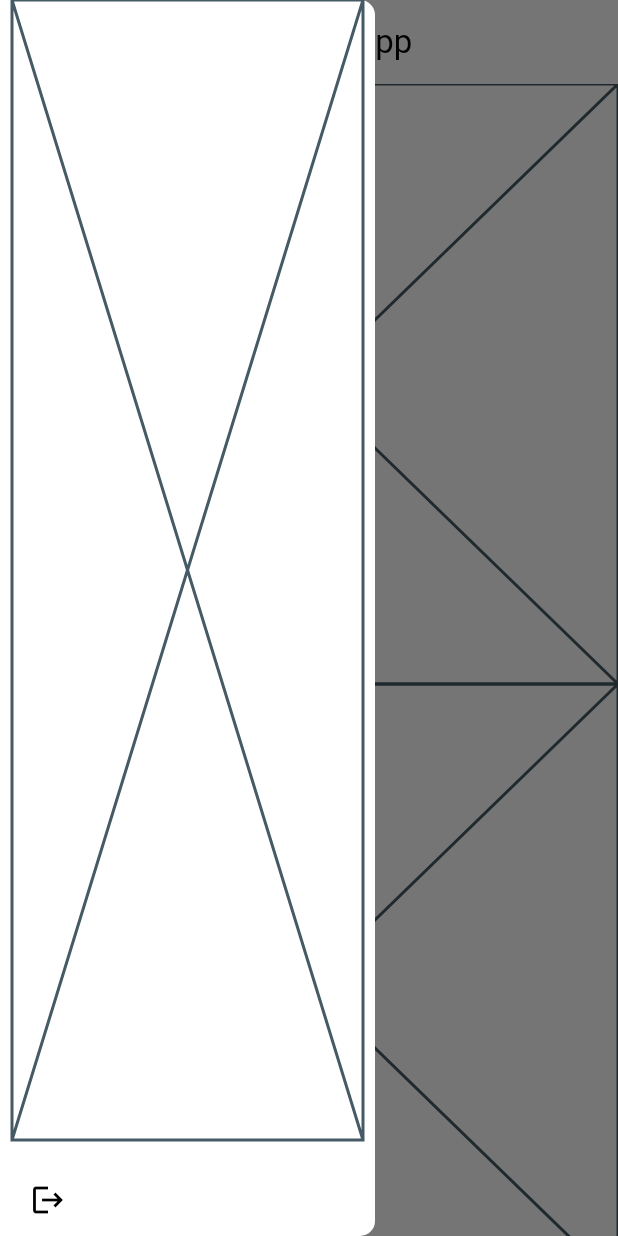
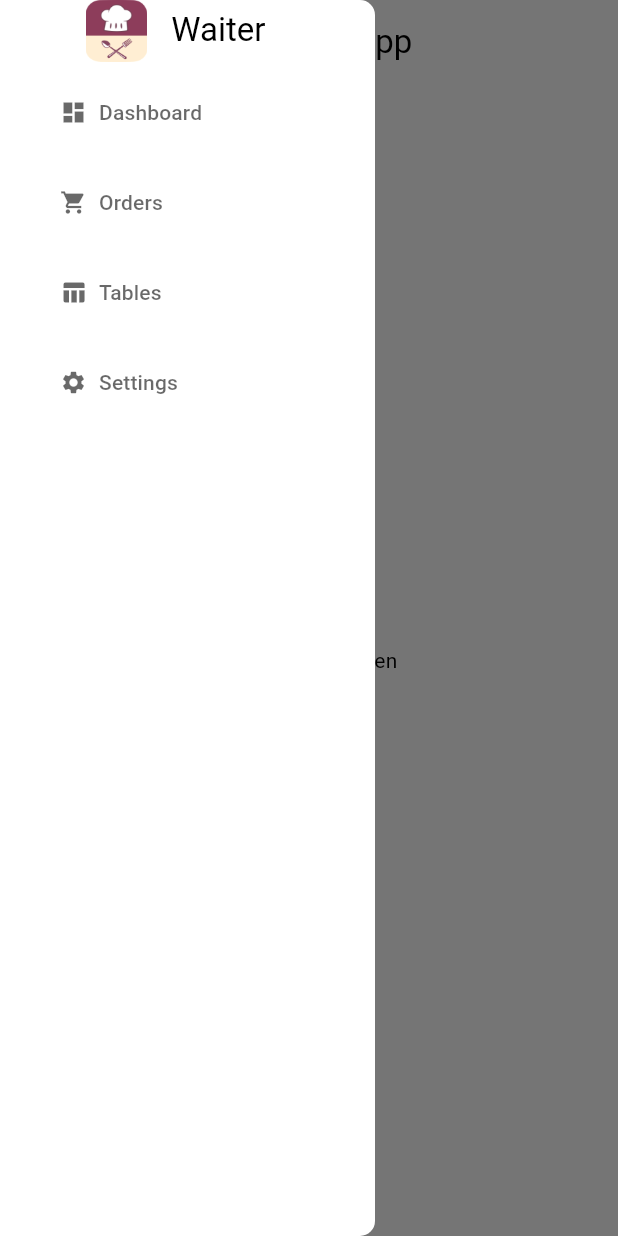
Before and after one commit to RKOrtega94/restaurant_waiter_app, a Flutter app: the screen it shows after launch, with the side drawer open, on a phone screen of 412 x 824 dp. Run offline on Flutter 3.47's test engine with Material 3 defaults, Android fonts, the phone set to English and light mode, and no system bars; our stand-ins replace hooks_riverpod, riverpod_annotation; generated files the repository leaves out were written again.

Commit message:
Add side navigation with localized labels and logo; update asset paths

````diff
--- a/lib/core/app/theme/button_styles.dart
+++ b/lib/core/app/theme/button_styles.dart
@@ -1,3 +1,5 @@
+import 'package:flutter/material.dart';
+
 enum ButtonType {
   primary,
   secondary,
@@ -10,4 +12,53 @@ enum ButtonType {
   dark,
   link,
   none,
+  ghost,
 }
+
+class AppButtonStyle {
+  static ButtonStyle getStyle(BuildContext context, ButtonType buttonType) {
+    Color backgroundColor;
+    Color foregroundColor;
+
+    switch (buttonType) {
+      case ButtonType.primary:
+        backgroundColor = Theme.of(context).primaryColor;
+        foregroundColor = Theme.of(context).colorScheme.onPrimary;
+        break;
+      case ButtonType.secondary:
+      case ButtonType.tertiary:
+      case ButtonType.danger:
+      case ButtonType.warning:
+      case ButtonType.success:
+      case ButtonType.info:
+      case ButtonType.light:
+      case ButtonType.dark:
+      case ButtonType.link:
+        backgroundColor = Colors.transparent;
+        foregroundColor = Theme.of(context).colorScheme.onSurface;
+        break;
+      case ButtonType.none:
+        backgroundColor = Colors.transparent;
+        foregroundColor = Theme.of(context).colorScheme.onSurface;
+        break;
+      case ButtonType.ghost:
+        backgroundColor = Theme.of(context).brightness == Brightness.light
+            ? Colors.white
+            : Colors.black;
+        foregroundColor = Theme.of(context).colorScheme.onSurface;
+        break;
+    }
+
+    return ButtonStyle(
+      backgroundColor: WidgetStatePropertyAll(backgroundColor),
+      foregroundColor: WidgetStateProperty.resolveWith<Color>(
+        (Set<WidgetState> states) {
+          if (states.contains(WidgetState.disabled)) {
+            return Theme.of(context).colorScheme.onSurface.withAlpha(150);
+          }
+          return foregroundColor;
+        },
+      ),
+    );
+  }
+}
--- /dev/null
+++ b/lib/core/constants/app_images.dart
@@ -0,0 +1,3 @@
+class AppImages {
+  static const String logo = 'assets/logo.png';
+}
--- a/lib/features/dashboard/presentation/screen/dashboard_screen.dart
+++ b/lib/features/dashboard/presentation/screen/dashboard_screen.dart
@@ -13,58 +13,9 @@ class DashboardScreen extends StatelessWidget {
 
   @override
   Widget build(BuildContext context) {
-    return MainLayout(
-      child: Row(
-        spacing: 5,
-        children: [
-          NavigationRail(
-            backgroundColor: Theme.of(context).colorScheme.surface,
-            extended: true,
-            elevation: 8,
-            indicatorColor: Colors.transparent,
-            leading: const Padding(
-              padding: EdgeInsets.all(8.0),
-              child: CircleAvatar(
-                radius: 100,
-                backgroundImage: NetworkImage(
-                  'https://avatars.githubusercontent.com/u/23533486?v=4',
-                ),
-              ),
-            ),
-            destinations: const [
-              NavigationRailDestination(
-                icon: Icon(Icons.home),
-                label: Text('Home'),
-              ),
-              NavigationRailDestination(
-                icon: Icon(Icons.restaurant),
-                label: Text('Orders'),
-              ),
-              NavigationRailDestination(
-                icon: Icon(Icons.settings),
-                label: Text('Settings'),
-              ),
-            ],
-            selectedIndex: 0,
-            onDestinationSelected: (int index) {},
-          ),
-          Expanded(
-            child: CustomScrollView(
-              slivers: [
-                const SliverAppBar(
-                  leading: Icon(Icons.menu),
-                ),
-                SliverFillViewport(
-                  delegate: SliverChildListDelegate(
-                    [
-                      const Placeholder(),
-                    ],
-                  ),
-                ),
-              ],
-            ),
-          ),
-        ],
+    return const MainLayout(
+      child: Center(
+        child: Text('Dashboard Screen'),
       ),
     );
   }
--- a/lib/l10n/app_en.arb
+++ b/lib/l10n/app_en.arb
@@ -30,5 +30,25 @@
     "@passwordHint": {
         "comment": "Password hint",
         "type": "text"
+    },
+    "dashboard": "Dashboard",
+    "@dashboard": {
+        "comment": "Dashboard page",
+        "type": "text"
+    },
+    "orders": "Orders",
+    "@orders": {
+        "comment": "Orders page",
+        "type": "text"
+    },
+    "tables": "Tables",
+    "@tables": {
+        "comment": "Tables page",
+        "type": "text"
+    },
+    "settings": "Settings",
+    "@settings": {
+        "comment": "Settings page",
+        "type": "text"
     }
 }
--- a/lib/l10n/app_es.arb
+++ b/lib/l10n/app_es.arb
@@ -5,5 +5,9 @@
     "email": "Correo electrónico",
     "password": "Contraseña",
     "emailHint": "Introduce tu correo electrónico",
-    "passwordHint": "Introduce tu contraseña"
+    "passwordHint": "Introduce tu contraseña",
+    "dashboard": "Tablero",
+    "orders": "Pedidos",
+    "tables": "Mesas",
+    "settings": "Ajustes"
 }
--- a/lib/l10n/app_localizations.dart
+++ b/lib/l10n/app_localizations.dart
@@ -130,6 +130,30 @@ abstract class AppLocalizations {
   /// In en, this message translates to:
   /// **'Enter your password'**
   String get passwordHint;
+
+  /// No description provided for @dashboard.
+  ///
+  /// In en, this message translates to:
+  /// **'Dashboard'**
+  String get dashboard;
+
+  /// No description provided for @orders.
+  ///
+  /// In en, this message translates to:
+  /// **'Orders'**
+  String get orders;
+
+  /// No description provided for @tables.
+  ///
+  /// In en, this message translates to:
+  /// **'Tables'**
+  String get tables;
+
+  /// No description provided for @settings.
+  ///
+  /// In en, this message translates to:
+  /// **'Settings'**
+  String get settings;
 }
 
 class _AppLocalizationsDelegate extends LocalizationsDelegate<AppLocalizations> {
--- a/lib/l10n/app_localizations_en.dart
+++ b/lib/l10n/app_localizations_en.dart
@@ -25,4 +25,16 @@ class AppLocalizationsEn extends AppLocalizations {
 
   @override
   String get passwordHint => 'Enter your password';
+
+  @override
+  String get dashboard => 'Dashboard';
+
+  @override
+  String get orders => 'Orders';
+
+  @override
+  String get tables => 'Tables';
+
+  @override
+  String get settings => 'Settings';
 }
--- a/lib/l10n/app_localizations_es.dart
+++ b/lib/l10n/app_localizations_es.dart
@@ -25,4 +25,16 @@ class AppLocalizationsEs extends AppLocalizations {
 
   @override
   String get passwordHint => 'Introduce tu contraseña';
+
+  @override
+  String get dashboard => 'Tablero';
+
+  @override
+  String get orders => 'Pedidos';
+
+  @override
+  String get tables => 'Mesas';
+
+  @override
+  String get settings => 'Ajustes';
 }
--- a/lib/shared/layout/main/main_layout.dart
+++ b/lib/shared/layout/main/main_layout.dart
@@ -25,29 +25,19 @@ class MainLayout extends ConsumerWidget {
       extendBody: true,
       backgroundColor: Theme.of(context).colorScheme.surface,
       drawer: const AppSideNav(),
-      body: NestedScrollView(
-        floatHeaderSlivers: true,
-        headerSliverBuilder: (context, innerBoxIsScrolled) => [
+      body: CustomScrollView(
+        slivers: [
           AppMainAppbar(
             scaffoldKey: scaffoldKey,
           ),
+          SliverToBoxAdapter(
+            child: SizedBox(
+              height: MediaQuery.sizeOf(context).height -
+                  AppBar().preferredSize.height,
+              child: child,
+            ),
+          ),
         ],
-        body: CustomScrollView(
-          slivers: [
-            /* AppMainAppbar(
-              scaffoldKey: scaffoldKey,
-            ), */
-            SliverToBoxAdapter(
-              child: ListView.builder(
-                shrinkWrap: true,
-                physics: const NeverScrollableScrollPhysics(),
-                padding: EdgeInsets.zero,
-                itemBuilder: (context, index) => Placeholder(),
-                itemCount: 20,
-              ),
-            ),
-          ],
-        ),
       ),
     );
   }
--- a/lib/shared/widgets/buttons/app_button.dart
+++ b/lib/shared/widgets/buttons/app_button.dart
@@ -1,4 +1,5 @@
 import 'package:flutter/material.dart';
+import 'package:restaurant_waiter_app/core/app/theme/button_styles.dart';
 import 'package:restaurant_waiter_app/core/constants/app_sizes.dart';
 
 /// App Button
@@ -24,6 +25,7 @@ class AppButton extends StatelessWidget {
     this.onPressed,
     this.prefixIcon,
     this.suffixIcon,
+    this.mainAxisAlignment = MainAxisAlignment.center,
     super.key,
   });
 
@@ -31,6 +33,7 @@ class AppButton extends StatelessWidget {
   final void Function()? onPressed;
   final Widget? prefixIcon;
   final Widget? suffixIcon;
+  final MainAxisAlignment mainAxisAlignment;
 
   @override
   Widget build(BuildContext context) {
@@ -39,9 +42,14 @@ class AppButton extends StatelessWidget {
         width: constraints.maxWidth,
         child: ElevatedButton(
           onPressed: onPressed,
+          style: AppButtonStyle.getStyle(
+            context,
+            // TODO: Add button type with selected or current route
+            ButtonType.ghost,
+          ),
           child: Row(
             spacing: AppSizes.spacingSmall,
-            mainAxisAlignment: MainAxisAlignment.center,
+            mainAxisAlignment: mainAxisAlignment,
             children: [
               if (prefixIcon != null) prefixIcon!,
               Text(label),
--- a/lib/shared/widgets/side_nav/app_side_nav.dart
+++ b/lib/shared/widgets/side_nav/app_side_nav.dart
@@ -1,6 +1,9 @@
 import 'package:flutter/material.dart';
 import 'package:hooks_riverpod/hooks_riverpod.dart';
 import 'package:restaurant_waiter_app/core/constants/app_sizes.dart';
+import 'package:restaurant_waiter_app/l10n/app_localizations.dart';
+import 'package:restaurant_waiter_app/shared/widgets/side_nav/app_side_nav_item.dart';
+import 'package:restaurant_waiter_app/shared/widgets/side_nav/app_side_nav_logo.dart';
 
 class AppSideNav extends ConsumerWidget {
   const AppSideNav({super.key});
@@ -28,17 +31,25 @@ class AppSideNav extends ConsumerWidget {
             ),
           ),
           child: Column(
-            spacing: AppSizes.spacingMedium,
+            spacing: AppSizes.spacingSmall,
             crossAxisAlignment: CrossAxisAlignment.start,
             children: [
-              const Expanded(
-                child: Placeholder(),
+              const AppSideNavLogo(),
+              AppSideNavItem(
+                label: AppLocalizations.of(context).dashboard,
+                icon: Icons.dashboard,
               ),
-              IconButton(
-                onPressed: () {},
-                icon: const Icon(
-                  Icons.logout,
-                ),
+              AppSideNavItem(
+                label: AppLocalizations.of(context).orders,
+                icon: Icons.shopping_cart,
+              ),
+              AppSideNavItem(
+                label: AppLocalizations.of(context).tables,
+                icon: Icons.table_chart,
+              ),
+              AppSideNavItem(
+                label: AppLocalizations.of(context).settings,
+                icon: Icons.settings,
               ),
             ],
           ),
--- /dev/null
+++ b/lib/shared/widgets/side_nav/app_side_nav_item.dart
@@ -0,0 +1,43 @@
+import 'package:flutter/material.dart';
+import 'package:restaurant_waiter_app/shared/widgets/buttons/app_button.dart';
+
+/// AppSideNavItem
+///
+/// {@category Widgets}
+/// {@subCategory SideNav}
+///
+/// AppSideNavItem is a StatelessWidget that displays a side navigation item.
+///
+/// - [label] - The label of the side navigation item.
+/// - [icon] - The icon of the side navigation item.
+/// - [onPressed] - The function to be called when the side navigation item is pressed.
+///
+/// Example:
+/// ```dart
+/// AppSideNavItem(
+///   label: 'Dashboard',
+///   icon: Icons.dashboard,
+///   onPressed: () => print('Dashboard'),
+/// );
+class AppSideNavItem extends StatelessWidget {
+  const AppSideNavItem({
+    required this.label,
+    required this.icon,
+    this.onPressed,
+    super.key,
+  });
+
+  final String label;
+  final IconData icon;
+  final void Function()? onPressed;
+
+  @override
+  Widget build(BuildContext context) {
+    return AppButton(
+      label: label,
+      prefixIcon: Icon(icon),
+      onPressed: onPressed,
+      mainAxisAlignment: MainAxisAlignment.start,
+    );
+  }
+}
--- /dev/null
+++ b/lib/shared/widgets/side_nav/app_side_nav_logo.dart
@@ -0,0 +1,37 @@
+import 'package:flutter/material.dart';
+import 'package:restaurant_waiter_app/core/constants/app_images.dart';
+import 'package:restaurant_waiter_app/core/constants/app_sizes.dart';
+
+class AppSideNavLogo extends StatelessWidget {
+  const AppSideNavLogo({super.key});
+
+  @override
+  Widget build(BuildContext context) {
+    return Column(
+      children: [
+        SizedBox(
+          height: MediaQuery.paddingOf(context).top / 2,
+        ),
+        Row(
+          mainAxisAlignment: MainAxisAlignment.center,
+          spacing: AppSizes.spacingMedium,
+          children: [
+            Image.asset(
+              AppImages.logo,
+              width: MediaQuery.sizeOf(context).width * 0.1 > 50
+                  ? 50
+                  : MediaQuery.sizeOf(context).width * 0.1,
+            ),
+            Text(
+              'Waiter',
+              style: Theme.of(context).textTheme.titleLarge,
+            ),
+            const SizedBox(
+              height: AppSizes.spacingMedium,
+            ),
+          ],
+        ),
+      ],
+    );
+  }
+}
--- a/pubspec.yaml
+++ b/pubspec.yaml
@@ -26,3 +26,6 @@ dev_dependencies:
 flutter:
   generate: true
   uses-material-design: true
+
+  assets:
+    - assets/
````
Also changed, not shown: assets/logo.png (added), 4 other files.
